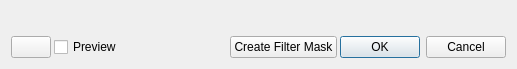
Old version of the form libs/ui/forms/wdgfilterdialog.ui in the repository KDE/krita.
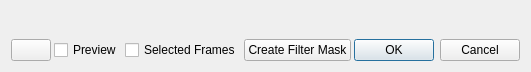
New version of the form. Custom widgets are drawn as their Qt base class.

Commit message: Multiframe Filter: Working KisFilterStrokeStrategy w/ KisStrokeStrategyUndoCommandBased as base class.

```diff
--- a/libs/ui/forms/wdgfilterdialog.ui
+++ b/libs/ui/forms/wdgfilterdialog.ui
@@ -11,7 +11,7 @@
     <x>0</x>
     <y>0</y>
     <width>517</width>
-    <height>69</height>
+    <height>72</height>
    </rect>
   </property>
   <property name="sizePolicy">
@@ -44,7 +44,7 @@
     </widget>
    </item>
    <item>
-    <layout class="QHBoxLayout" name="horizontalLayout_3" stretch="0,0,0,0,0">
+    <layout class="QHBoxLayout" name="horizontalLayout_3" stretch="0,0,0,0,0,0">
      <property name="spacing">
       <number>3</number>
      </property>
@@ -68,6 +68,13 @@
        </property>
       </widget>
      </item>
+     <item>
+      <widget class="QCheckBox" name="chkFilterSelectedFrames">
+       <property name="text">
+        <string>Selected Frames</string>
+       </property>
+      </widget>
+     </item>
      <item>
       <spacer name="horizontalSpacer_2">
        <property name="orientation">
```
Left out of the diff: 4 changed lines with no effect on the pictures. The commit also changes 19 other files.
